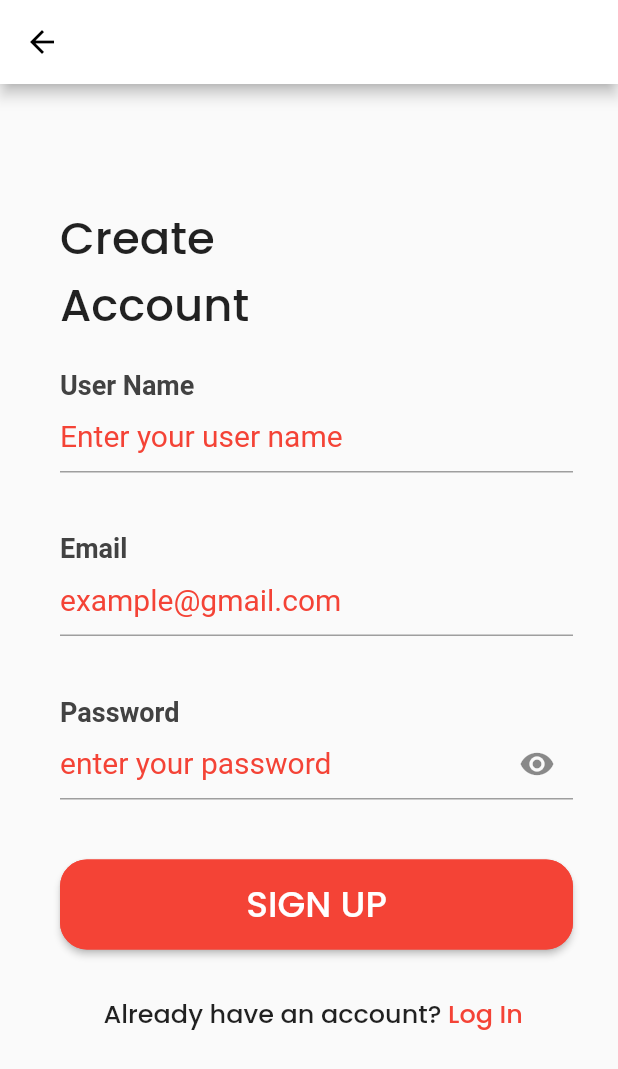
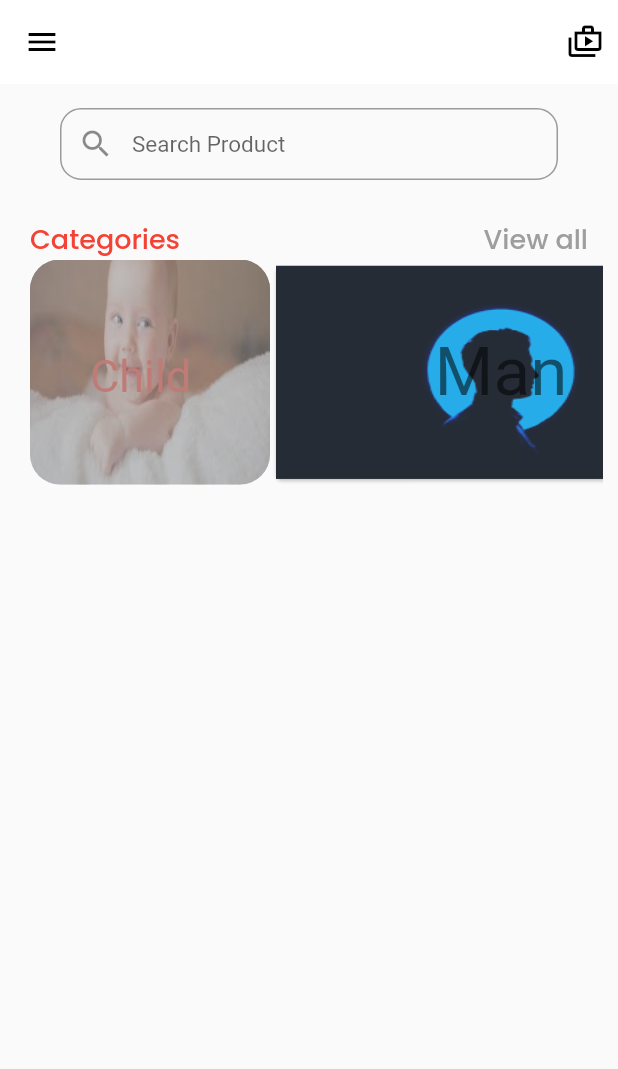
Before and after one commit to samuchakraborty/ui_design_ecommerce, a Flutter app: the SignUp screen opened directly, after a tap on "SIGN UP", on a phone screen of 412 x 824 dp. Shown: the top 1069 px of the screen. Run offline on Flutter 3.47's test engine with Material 2 defaults, Android fonts, the phone set to English and light mode, and no system bars.

Commit message:
homepage create

```diff
--- a/lib/Buyer/account/SignUp.dart
+++ b/lib/Buyer/account/SignUp.dart
@@ -1,6 +1,7 @@
 import 'package:flutter/cupertino.dart';
 import 'package:flutter/material.dart';
 import 'package:ui_design/Buyer/account/LogIn.dart';
+import 'package:ui_design/Buyer/screens/HomePage.dart';
 import 'package:ui_design/widgets/CustomButton.dart';
 import 'package:ui_design/widgets/CustomTextField.dart';
 
@@ -83,8 +84,8 @@ class _SignUpState extends State<SignUp> {
             CustomButton(
               buttonName: 'SIGN UP',
               onPressed: () {
-                // Navigator.push(
-                //     context, MaterialPageRoute(builder: (context) => SignUp(),),);
+                Navigator.push(
+                    context, MaterialPageRoute(builder: (context) => HomePage(),),);
               },
             ),
 
--- /dev/null
+++ b/lib/Buyer/screens/HomePage.dart
@@ -0,0 +1,403 @@
+import 'package:flutter/material.dart';
+
+class HomePage extends StatefulWidget {
+  @override
+  _HomePageState createState() => _HomePageState();
+}
+
+class _HomePageState extends State<HomePage> {
+  @override
+  Widget build(BuildContext context) {
+    return Scaffold(
+      drawer: Drawer(),
+      appBar: AppBar(
+        elevation: 0,
+        //  automaticallyImplyLeading: false,
+
+        actions: [
+          Row(
+            children: [
+              Icon(Icons.shop_2_outlined),
+              SizedBox(
+                width: 10,
+              ),
+            ],
+          )
+        ],
+      ),
+      body: ListView(
+        shrinkWrap: true,
+        children: [
+          Container(
+            //  padding: const EdgeInsets.all(8.0),
+            margin: EdgeInsets.only(top: 16, bottom: 16, left: 40, right: 40),
+            child: TextField(
+              style: TextStyle(
+                fontSize: 15.0,
+                color: Colors.blueAccent,
+              ),
+              decoration: InputDecoration(
+                contentPadding: EdgeInsets.fromLTRB(20.0, 15.0, 20.0, 15.0),
+                prefixIcon: Icon(Icons.search),
+                hintText: "Search Product",
+                border: OutlineInputBorder(
+                  borderSide: BorderSide(color: Colors.blueAccent, width: 32.0),
+                  borderRadius: BorderRadius.circular(14.0),
+                ),
+                focusedBorder: OutlineInputBorder(
+                  borderSide: BorderSide(color: Colors.white, width: 32.0),
+                  borderRadius: BorderRadius.circular(14.0),
+                ),
+              ),
+            ),
+          ),
+          SizedBox(
+            height: 10,
+          ),
+          Container(
+            margin: EdgeInsets.only(left: 20, right: 20),
+            child: Row(
+              mainAxisAlignment: MainAxisAlignment.spaceBetween,
+              children: [
+                Text(
+                  'Categories',
+                  style: TextStyle(
+                      color: Colors.red, fontFamily: 'Poppins', fontSize: 18),
+                ),
+                Text(
+                  'View all',
+                  style: TextStyle(
+                      color: Colors.grey, fontFamily: 'Poppins', fontSize: 18),
+                ),
+              ],
+            ),
+          ),
+          //
+          Container(
+            height: 150,
+            margin: EdgeInsets.only(left: 20, right: 10),
+            child: ListView(
+              shrinkWrap: true,
+              scrollDirection: Axis.horizontal,
+              children: [
+                Stack(
+                  children: <Widget>[
+                    Container(
+                      width: 160,
+                      height: 160,
+                      decoration: BoxDecoration(
+                        //shape: BoxShape.circle,
+                        borderRadius: BorderRadius.all(
+                          Radius.circular(20),
+                        ),
+                        image: DecorationImage(
+                          image: AssetImage(
+                            'assets/images/child.jpg',
+                          ),
+                          fit: BoxFit.fill,
+                        ),
+                      ),
+                      // child: Image.asset(
+                      // 'assets/images/child.jpg',
+                      //  fit: BoxFit.fill,
+                      // ),
+                    ),
+                    Positioned(
+                      top: 60,
+                      //right: 90,
+                      left: 40,
+                      child: GestureDetector(
+                        onTap: () {
+                          print('delete image from List');
+                          setState(() {
+                            print('set new state of images');
+                          });
+                        },
+                        child: Text(
+                          'Child',
+                          style: TextStyle(fontSize: 30, color: Colors.red),
+                        ),
+                      ),
+                    ),
+                    Container(
+                        width: 160,
+                        height: 160,
+                        decoration: BoxDecoration(
+                          color: Colors.grey.withOpacity(.61),
+                          borderRadius: BorderRadius.all(
+                            Radius.circular(20),
+                          ),
+                        )),
+                  ],
+                ),
+
+                Card(
+                  child: Container(
+                    height: 100,
+                    width: 300,
+                    child: Center(
+                      child: Text('Man',
+                          style: Theme.of(context).textTheme.headline3
+                          //  style: TextStyle(fontSize: 16),
+                          ),
+                    ),
+                    decoration: new BoxDecoration(
+                      color: const Color(0xff7c94b6),
+                      image: new DecorationImage(
+                        fit: BoxFit.fill,
+                        colorFilter: new ColorFilter.mode(
+                            Colors.black.withOpacity(0.7), BlendMode.dstATop),
+                        image: AssetImage(
+                          'assets/images/man.png',
+                        ),
+                      ),
+                    ),
+                  ),
+                ),
+
+                Card(
+                  child: Container(
+                    height: 100,
+                    width: 300,
+                    child: Center(
+                      child: Text('Women',
+                          style: Theme.of(context).textTheme.headline3
+                          //  style: TextStyle(fontSize: 16),
+                          ),
+                    ),
+                    decoration: new BoxDecoration(
+                      color: const Color(0xff7c94b6),
+                      image: new DecorationImage(
+                        fit: BoxFit.fill,
+                        colorFilter: new ColorFilter.mode(
+                            Colors.black.withOpacity(0.7), BlendMode.dstATop),
+                        image: AssetImage(
+                          'assets/images/female.webp',
+                        ),
+                      ),
+                    ),
+                  ),
+                ),
+
+                Card(
+                  child: Container(
+                    height: 100,
+                    width: 300,
+                    child: Center(
+                      child: Text('Child',
+                          style: Theme.of(context)
+                              .copyWith(accentColor: Colors.white24)
+                              .textTheme
+                              .headline3
+                          //  style: TextStyle(fontSize: 16),
+                          ),
+                    ),
+                    decoration: new BoxDecoration(
+                      color: const Color(0xff7c94b6),
+                      image: new DecorationImage(
+                        fit: BoxFit.fill,
+                        colorFilter: new ColorFilter.mode(
+                            Colors.black.withOpacity(0.7), BlendMode.dstATop),
+                        image: AssetImage(
+                          'assets/images/child.jpg',
+                        ),
+                      ),
+                    ),
+                  ),
+                ),
+
+                // Stack(
+                //   children: [
+                //     Container(
+                //       decoration: BoxDecoration(
+                //        // color: Colors.red,
+                //         // boxShadow: [
+                //         //   BoxShadow(
+                //         //     color: Colors.grey,
+                //         //     blurRadius: 10.0,
+                //         //     spreadRadius: 3.0,
+                //         //     offset: Offset(10.0, 10.0),
+                //         //   ),
+                //         // ],
+                //         image: new DecorationImage(
+                //           fit: BoxFit.fill,
+                //           image: AssetImage(
+                //             'assets/images/man.png',
+                //           ),
+                //         ),
+                //       ),
+                //       alignment: Alignment.centerRight,
+                //       width: 300,
+                //       height: 300,
+                //       child: RotatedBox(
+                //         quarterTurns: 1,
+                //         child: Container(
+                //
+                //         color: Colors.white24,),
+                //       ),
+                //     ),
+                //     // Container(
+                //     //   decoration: BoxDecoration(
+                //     //     color: Colors.red,
+                //     //     boxShadow: [
+                //     //       BoxShadow(
+                //     //         color: Colors.grey,
+                //     //         blurRadius: 10.0,
+                //     //         spreadRadius: 3.0,
+                //     //         offset: Offset(10.0, 10.0),
+                //     //       ),
+                //     //     ],
+                //     //   ),
+                //     //   alignment: Alignment.centerRight,
+                //     //   width: 300,
+                //     //   height: 300,
+                //     //   child: RotatedBox(
+                //     //     quarterTurns: 1,
+                //     //     child: Text(
+                //     //       'MAN',
+                //     //       style: TextStyle(fontSize: 18.0, color: Colors.white),
+                //     //     ),
+                //     //   ),
+                //     // ),
+                //
+                //     Positioned(
+                //       top: -50,
+                //       right: 30,
+                //       child: Container(
+                //         decoration: BoxDecoration(
+                //           color: Colors.grey.withOpacity(0.0),
+                //           boxShadow: [
+                //             BoxShadow(
+                //               color: Colors.black54,
+                //               blurRadius: 10.0,
+                //               spreadRadius: 2.0,
+                //               offset: Offset(5.0, 5.0),
+                //             ),
+                //           ],
+                //         ),
+                //         alignment: Alignment.center,
+                //         width: 200,
+                //         height: 200,
+                //         child: Text(
+                //           'Man',
+                //           style: TextStyle(fontSize: 18.0, color: Colors.white),
+                //         ),
+                //       ),
+                //     ),
+                //   ],
+                // ),
+
+                // Container(
+                //   width: 220,
+                //   child: Image.asset('assets/images/man.png', fit: BoxFit.fill),
+                // ),
+                // SizedBox(width: 20,),
+                // Container(
+                //   width: 220,
+                //   child: Image.asset('assets/images/female.webp', fit: BoxFit.fill,),
+                // ),
+                // SizedBox(width: 20,),
+                // Container(
+                //   width: 220,
+                //   child: Image.asset('assets/images/child.jpg', fit: BoxFit.fill),
+                // ),
+                //
+                // Card(
+                //   elevation: 3,
+                //   shape: RoundedRectangleBorder(
+                //     borderRadius:
+                //     BorderRadius.circular(15.0),
+                //   ),
+                //   // margin: EdgeInsets.only(left: 10),
+                //   child: Stack(
+                //     children: [
+                //       Container(
+                //           width: 280,
+                //           height: 150,
+                //           decoration: BoxDecoration(
+                //             image: new DecorationImage(
+                //                 fit: BoxFit.fill,
+                //                 image: AssetImage('assets/images/man.png',
+                //                 )),
+                //           ),
+                //           child: Opacity(
+                //             opacity: 0.346,
+                //             child: Image.asset(
+                //               "asset/images/female.webp",
+                //               fit: BoxFit.fill,
+                //               colorBlendMode:
+                //               BlendMode.clear,
+                //             ),
+                //           )
+                //         //
+                //       ),
+                //       Center(
+                //         child: Container(
+                //           margin: EdgeInsets.only(
+                //               left: 10, right: 10),
+                //           padding:
+                //           const EdgeInsets.all(10),
+                //           decoration: BoxDecoration(
+                //            // color: Colors.black,
+                //             borderRadius:
+                //             BorderRadius.circular(5),
+                //           ),
+                //           width: 250,
+                //           child: Stack(
+                //             children: [
+                //               // Positioned(
+                //               //   top: 1,
+                //               //   height: 15,
+                //               //   right: 10,
+                //               //   child: Container(
+                //               //     color: Colors.red,
+                //               //     child: Text(
+                //               //       collection[index]
+                //               //           .itemsCount
+                //               //           .toString(),
+                //               //       maxLines: 3,
+                //               //       textAlign:
+                //               //       TextAlign.center,
+                //               //       style: TextStyle(
+                //               //           color:
+                //               //           Colors.white,
+                //               //           fontSize: 14,
+                //               //           fontWeight:
+                //               //           FontWeight
+                //               //               .w700),
+                //               //       overflow: TextOverflow
+                //               //           .ellipsis,
+                //               //     ),
+                //               //   ),
+                //               // ),
+                //               // SizedBox(
+                //               //   width: 10,
+                //               // ),
+                //               Text(
+                //                'MAN',
+                //                 maxLines: 3,
+                //                 textAlign:
+                //                 TextAlign.center,
+                //                 style: TextStyle(
+                //                     color: Colors.white,
+                //                     fontSize: 13.5,
+                //                     fontWeight:
+                //                     FontWeight.w700),
+                //                 overflow:
+                //                 TextOverflow.ellipsis,
+                //               ),
+                //             ],
+                //           ),
+                //         ),
+                //       ),
+                //     ],
+                //   ),
+                // ),
+              ],
+            ),
+          )
+        ],
+      ),
+    );
+  }
+}
--- a/pubspec.yaml
+++ b/pubspec.yaml
@@ -26,6 +26,7 @@ flutter:
   # To add assets to your application, add an assets section, like this:
   assets:
     - images/
+    - assets/images/
   #   - images/a_dot_ham.jpeg
 
   # An image asset can refer to one or more resolution-specific "variants", see
```
Also changed, not shown: assets/images/child.jpg (added), assets/images/female.webp (added), assets/images/man.png (added).
